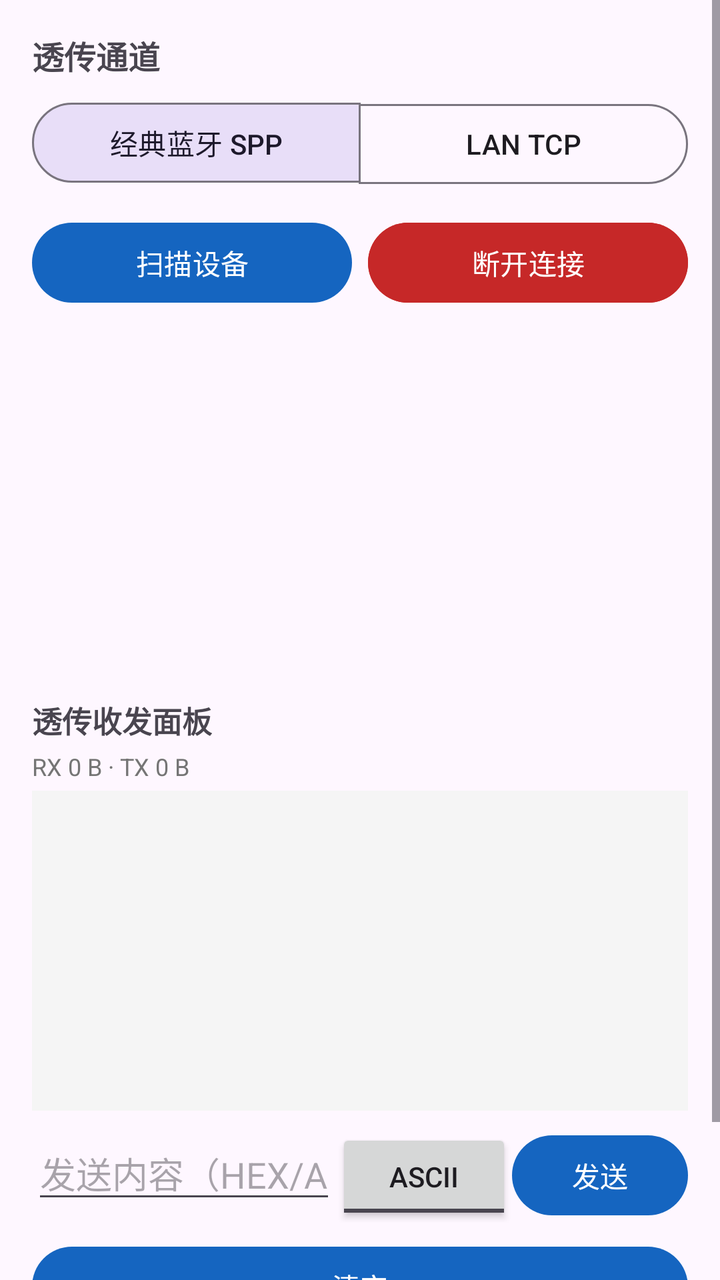
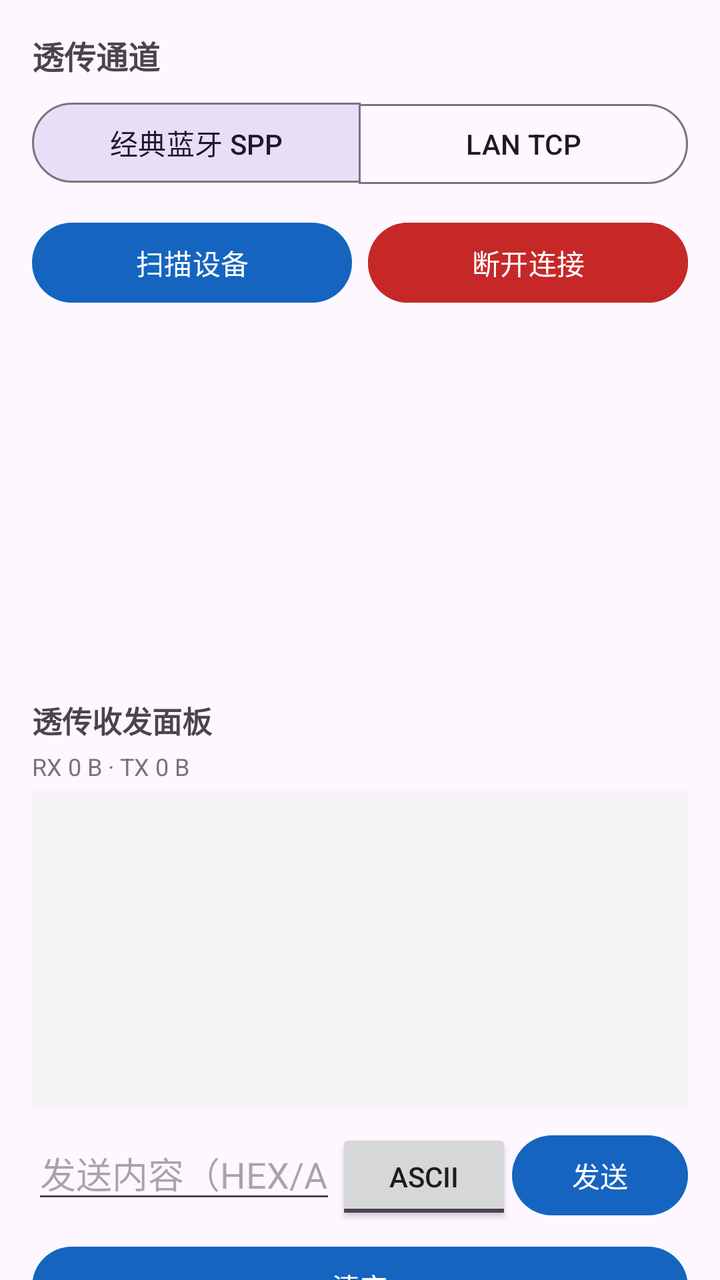

An Android layout rendered at two revisions. The XML below is the earlier revision; the diff shows what the commit changed to produce the second picture.
<!-- AndroidManifest.xml: application theme Theme.IndustrialEdge -->
<!-- res/layout/fragment_passthrough.xml -->
<?xml version="1.0" encoding="utf-8"?>
<ScrollView xmlns:android="http://schemas.android.com/apk/res/android"
    xmlns:app="http://schemas.android.com/apk/res-auto"
    android:layout_width="match_parent"
    android:layout_height="match_parent">

    <LinearLayout
        android:layout_width="match_parent"
        android:layout_height="wrap_content"
        android:orientation="vertical"
        android:padding="16dp">

        <TextView
            android:layout_width="wrap_content"
            android:layout_height="wrap_content"
            android:text="@string/passthrough_channel"
            android:textSize="16sp"
            android:textStyle="bold" />

        <com.google.android.material.button.MaterialButtonToggleGroup
            android:id="@+id/channelGroup"
            android:layout_width="match_parent"
            android:layout_height="wrap_content"
            android:layout_marginTop="8dp"
            app:checkedButton="@id/btnModeSpp"
            app:selectionRequired="true"
            app:singleSelection="true">

            <Button
                android:id="@+id/btnModeSpp"
                style="?attr/materialButtonOutlinedStyle"
                android:layout_width="0dp"
                android:layout_height="wrap_content"
                android:layout_weight="1"
                android:text="@string/channel_spp" />

            <Button
                android:id="@+id/btnModeTcp"
                style="?attr/materialButtonOutlinedStyle"
                android:layout_width="0dp"
                android:layout_height="wrap_content"
                android:layout_weight="1"
                android:text="@string/channel_tcp" />
        </com.google.android.material.button.MaterialButtonToggleGroup>

        
        <LinearLayout
            android:id="@+id/sppSection"
            android:layout_width="match_parent"
            android:layout_height="wrap_content"
            android:orientation="vertical">

            <LinearLayout
                android:layout_width="match_parent"
                android:layout_height="wrap_content"
                android:layout_marginTop="12dp"
                android:orientation="horizontal">

                <Button
                    android:id="@+id/btnDiscover"
                    android:layout_width="0dp"
                    android:layout_height="wrap_content"
                    android:layout_weight="1"
                    android:text="@string/discover_devices" />

                <Space
                    android:layout_width="8dp"
                    android:layout_height="wrap_content" />

                <Button
                    android:id="@+id/btnSppDisconnect"
                    android:layout_width="0dp"
                    android:layout_height="wrap_content"
                    android:layout_weight="1"
                    android:backgroundTint="@color/red"
                    android:text="@string/disconnect" />
            </LinearLayout>

            <TextView
                android:id="@+id/tvSppState"
                android:layout_width="wrap_content"
                android:layout_height="wrap_content"
                android:layout_marginTop="4dp"
                android:textSize="13sp"
                android:textStyle="bold"
                android:textColor="@color/gray" />

            <ListView
                android:id="@+id/lvBtDevices"
                android:layout_width="match_parent"
                android:layout_height="160dp"
                android:divider="@color/divider"
                android:dividerHeight="1dp" />
        </LinearLayout>

        
        <LinearLayout
            android:id="@+id/tcpSection"
            android:layout_width="match_parent"
            android:layout_height="wrap_content"
            android:orientation="vertical"
            android:visibility="gone">

            <com.google.android.material.textfield.TextInputLayout
                android:layout_width="match_parent"
                android:layout_height="wrap_content"
                android:layout_marginTop="12dp"
                android:hint="@string/tcp_host_hint"
                app:boxBackgroundMode="outline">

                <com.google.android.material.textfield.TextInputEditText
                    android:id="@+id/etTcpHost"
                    android:layout_width="match_parent"
                    android:layout_height="wrap_content"
                    android:inputType="textUri" />
            </com.google.android.material.textfield.TextInputLayout>

            <com.google.android.material.textfield.TextInputLayout
                android:layout_width="match_parent"
                android:layout_height="wrap_content"
                android:layout_marginTop="8dp"
                android:hint="@string/tcp_port_hint"
                app:boxBackgroundMode="outline">

                <com.google.android.material.textfield.TextInputEditText
                    android:id="@+id/etTcpPort"
                    android:layout_width="match_parent"
                    android:layout_height="wrap_content"
                    android:inputType="number" />
            </com.google.android.material.textfield.TextInputLayout>

            <Button
                android:id="@+id/btnTcpConnect"
                android:layout_width="match_parent"
                android:layout_height="wrap_content"
                android:layout_marginTop="12dp"
                android:text="@string/connect" />

            <TextView
                android:id="@+id/tvTcpState"
                android:layout_width="wrap_content"
                android:layout_height="wrap_content"
                android:layout_marginTop="4dp"
                android:textSize="13sp"
                android:textStyle="bold"
                android:textColor="@color/gray" />
        </LinearLayout>

        
        <TextView
            android:layout_width="wrap_content"
            android:layout_height="wrap_content"
            android:layout_marginTop="12dp"
            android:text="@string/passthrough_panel"
            android:textSize="15sp"
            android:textStyle="bold" />

        <TextView
            android:id="@+id/tvCount"
            android:layout_width="wrap_content"
            android:layout_height="wrap_content"
            android:layout_marginTop="4dp"
            android:text="@string/io_count_zero"
            android:textSize="12sp"
            android:textColor="@color/gray" />

        <ScrollView
            android:id="@+id/scrollRx"
            android:layout_width="match_parent"
            android:layout_height="160dp"
            android:layout_marginTop="4dp"
            android:background="@color/surface_soft"
            android:padding="8dp">

            <TextView
                android:id="@+id/tvRx"
                android:layout_width="match_parent"
                android:layout_height="wrap_content"
                android:fontFamily="monospace"
                android:textSize="12sp" />
        </ScrollView>

        <LinearLayout
            android:layout_width="match_parent"
            android:layout_height="wrap_content"
            android:layout_marginTop="8dp"
            android:orientation="horizontal">

            <EditText
                android:id="@+id/etTx"
                android:layout_width="0dp"
                android:layout_height="wrap_content"
                android:layout_weight="1"
                android:hint="@string/tx_hint"
                android:inputType="text" />

            <ToggleButton
                android:id="@+id/tbHex"
                android:layout_width="wrap_content"
                android:layout_height="wrap_content"
                android:textOff="ASCII"
                android:textOn="HEX" />

            <Button
                android:id="@+id/btnSend"
                android:layout_width="wrap_content"
                android:layout_height="wrap_content"
                android:text="@string/send" />
        </LinearLayout>

        <Button
            android:id="@+id/btnClearRx"
            android:layout_width="match_parent"
            android:layout_height="wrap_content"
            android:layout_marginTop="8dp"
            android:text="@string/clear_rx" />

        <TextView
            android:layout_width="wrap_content"
            android:layout_height="wrap_content"
            android:layout_marginTop="12dp"
            android:text="@string/spp_hint"
            android:textSize="12sp"
            android:textColor="@color/gray" />

    </LinearLayout>
</ScrollView>
<!-- resources referenced by this layout -->
<resources>
  <color name="divider">#E0E0E0</color>
  <color name="gray">#757575</color>
  <color name="red">#C62828</color>
  <color name="surface_soft">#F5F5F5</color>
  <string name="channel_spp">经典蓝牙 SPP</string>
  <string name="channel_tcp">LAN TCP</string>
  <string name="clear_rx">清空</string>
  <string name="connect">连接</string>
  <string name="disconnect">断开连接</string>
  <string name="discover_devices">扫描设备</string>
  <string name="io_count_zero">RX 0 B · TX 0 B</string>
  <string name="passthrough_channel">透传通道</string>
  <string name="passthrough_panel">透传收发面板</string>
  <string name="send">发送</string>
  <string name="spp_hint">SPP 对应 GD32 端 BT24/HC05（9600bps 透传）与 ESP32 内置经典蓝牙；TCP 对应 ESP32 Wi-Fi 透传服务（规划中）</string>
  <string name="tcp_host_hint">目标 IP / 域名</string>
  <string name="tcp_port_hint">端口</string>
  <string name="tx_hint">发送内容（HEX/ASCII）</string>
  <style name="Theme.IndustrialEdge" parent="Theme.Material3.DayNight.NoActionBar">
          <item name="colorPrimary">@color/primary</item>
          <item name="colorPrimaryDark">@color/primary_dark</item>
          <item name="colorOnPrimary">#FFFFFF</item>
          <item name="android:statusBarColor">@color/primary_dark</item>
      </style>
  <color name="primary">#1565C0</color>
  <color name="primary_dark">#0D47A1</color>
</resources>

<!-- the commit's change to res/layout/fragment_passthrough.xml (unified diff, before → after) -->
@@ -1,5 +1,6 @@
 <?xml version="1.0" encoding="utf-8"?>
-<ScrollView xmlns:android="http://schemas.android.com/apk/res/android"
+<androidx.core.widget.NestedScrollView xmlns:android="http://schemas.android.com/apk/res/android"
+    xmlns:tools="http://schemas.android.com/tools"
     xmlns:app="http://schemas.android.com/apk/res-auto"
     android:layout_width="match_parent"
     android:layout_height="match_parent">
@@ -86,6 +87,7 @@
                 android:textColor="@color/gray" />
 
             <ListView
+            tools:ignore="NestedScrolling"
                 android:id="@+id/lvBtDevices"
                 android:layout_width="match_parent"
                 android:layout_height="160dp"
@@ -164,7 +166,7 @@
             android:textSize="12sp"
             android:textColor="@color/gray" />
 
-        <ScrollView
+        <androidx.core.widget.NestedScrollView
             android:id="@+id/scrollRx"
             android:layout_width="match_parent"
             android:layout_height="160dp"
@@ -178,7 +180,7 @@
                 android:layout_height="wrap_content"
                 android:fontFamily="monospace"
                 android:textSize="12sp" />
-        </ScrollView>
+        </androidx.core.widget.NestedScrollView>
 
         <LinearLayout
             android:layout_width="match_parent"
@@ -188,6 +190,7 @@
 
             <EditText
                 android:id="@+id/etTx"
+                android:importantForAutofill="no"
                 android:layout_width="0dp"
                 android:layout_height="wrap_content"
                 android:layout_weight="1"
@@ -224,4 +227,4 @@
             android:textColor="@color/gray" />
 
     </LinearLayout>
-</ScrollView>
+</androidx.core.widget.NestedScrollView>
